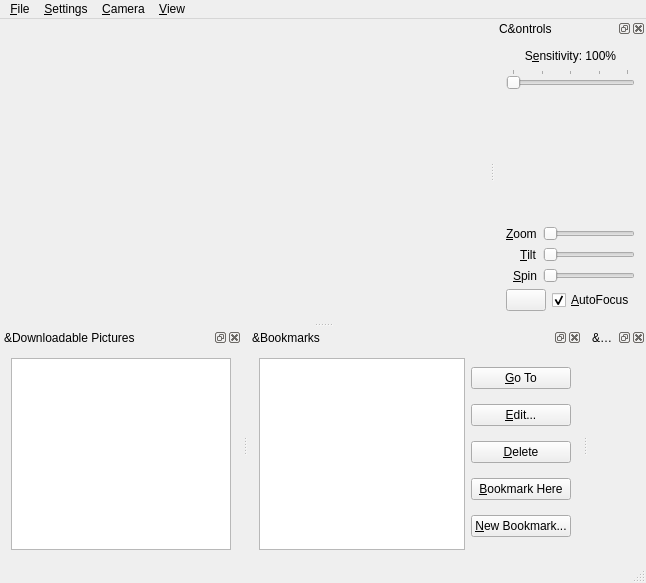
Above: client/MainWindow.ui from thejoshwolfe/repatriator before the change. Below: the same form after it.
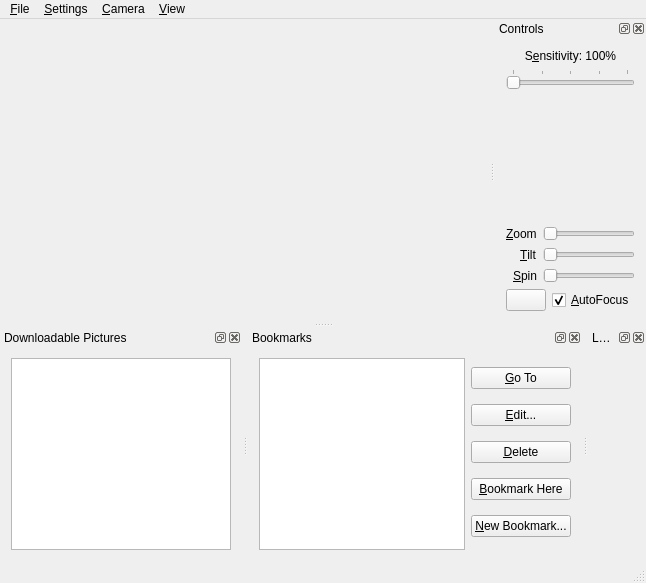
That is the form after the change. Icons and pictures are not drawn. Custom widgets are drawn as their Qt base class.

Commit message: fix a couple windows incompatibilities

```diff
--- a/client/MainWindow.ui
+++ b/client/MainWindow.ui
@@ -35,7 +35,7 @@
     <set>QDockWidget::AllDockWidgetFeatures</set>
    </property>
    <property name="windowTitle">
-    <string>C&amp;ontrols</string>
+    <string>Controls</string>
    </property>
    <attribute name="dockWidgetArea">
     <number>2</number>
@@ -202,7 +202,7 @@
     <set>QDockWidget::AllDockWidgetFeatures</set>
    </property>
    <property name="windowTitle">
-    <string>&amp;Downloadable Pictures</string>
+    <string>Downloadable Pictures</string>
    </property>
    <attribute name="dockWidgetArea">
     <number>8</number>
@@ -275,7 +275,7 @@
   </widget>
   <widget class="QDockWidget" name="bookmarksDock">
    <property name="windowTitle">
-    <string>&amp;Bookmarks</string>
+    <string>Bookmarks</string>
    </property>
    <attribute name="dockWidgetArea">
     <number>8</number>
@@ -333,7 +333,7 @@
   </widget>
   <widget class="QDockWidget" name="locationsDock">
    <property name="windowTitle">
-    <string>&amp;Locations</string>
+    <string>Locations</string>
    </property>
    <attribute name="dockWidgetArea">
     <number>8</number>
```
Left out of the diff: 2 changed lines with no effect on the pictures. The commit also changes 1 other file.
